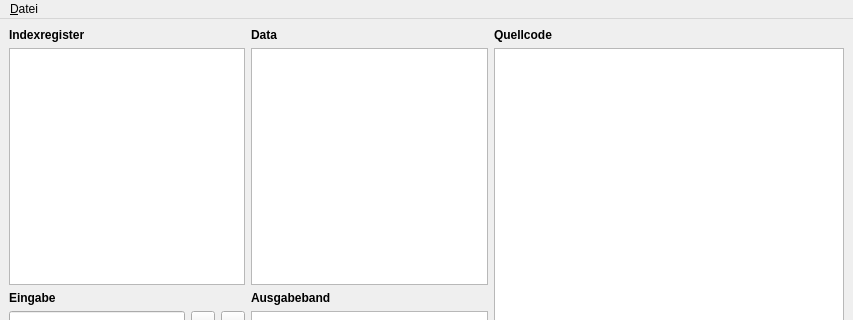
Above: ui/MainWindow.ui from Funzinator/von-neumann-emulator before the change; both pictures show x 0 to 853 and y 0 to 320 of the 853 by 682 pixel window. Below: the same form after it.
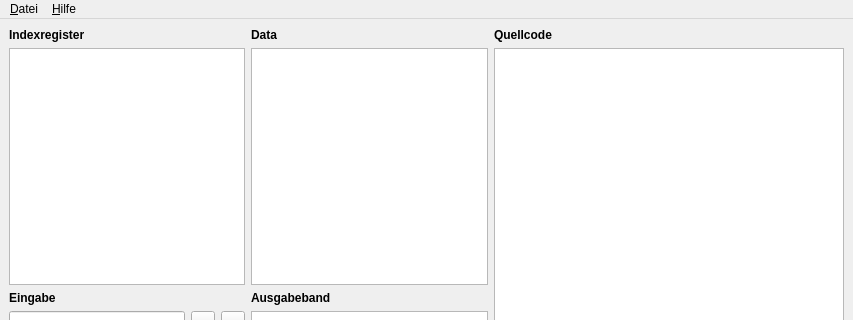
That is the form after the change. Icons and pictures are not drawn.

Patch:
```diff
--- a/ui/MainWindow.ui
+++ b/ui/MainWindow.ui
@@ -380,7 +380,7 @@
      <height>31</height>
     </rect>
    </property>
-   <widget class="QMenu" name="menuDatei" >
+   <widget class="QMenu" name="menuFile" >
     <property name="title" >
      <string>&amp;Datei</string>
     </property>
@@ -392,7 +392,15 @@
     <addaction name="separator" />
     <addaction name="actionQuit" />
    </widget>
-   <addaction name="menuDatei" />
+   <widget class="QMenu" name="menuHelp" >
+    <property name="title" >
+     <string>&amp;Hilfe</string>
+    </property>
+    <addaction name="actionAbout" />
+    <addaction name="actionAboutQt" />
+   </widget>
+   <addaction name="menuFile" />
+   <addaction name="menuHelp" />
   </widget>
   <widget class="QStatusBar" name="statusbar" >
    <property name="geometry" >
```
Left out of the diff: 10 changed lines with no effect on the pictures.
